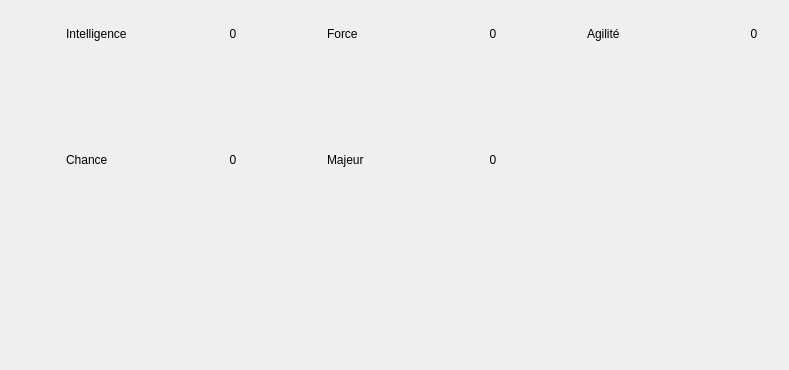
Qt form src/ui/c_aptitudes_display.ui (UgVo/Wakfu-Builder) before a commit.
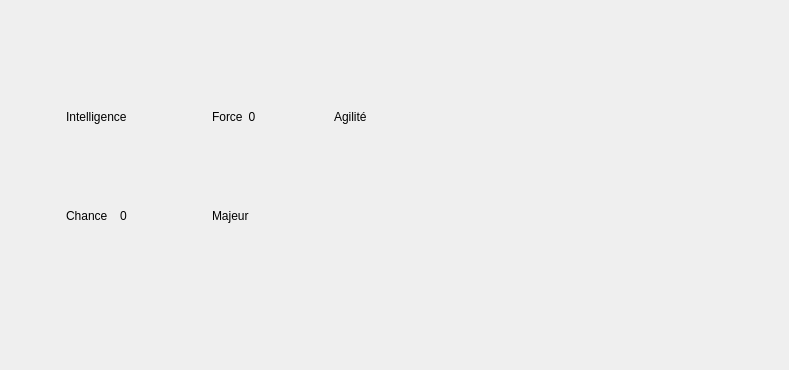
The same form after that commit. Icons and pictures are not drawn.

Commit message: Minor fix layout Aptitude Widget

Diff of the .ui file:
```diff
--- a/src/ui/c_aptitudes_display.ui
+++ b/src/ui/c_aptitudes_display.ui
@@ -17,7 +17,7 @@
    <property name="spacing">
     <number>15</number>
    </property>
-   <item row="1" column="1">
+   <item row="2" column="1">
     <widget class="QWidget" name="widget_2" native="true">
      <layout class="QVBoxLayout" name="verticalLayout_2">
       <property name="leftMargin">
@@ -112,102 +112,20 @@
      </layout>
     </widget>
    </item>
-   <item row="0" column="1">
-    <widget class="QWidget" name="widget_4" native="true">
-     <layout class="QVBoxLayout" name="verticalLayout_5">
-      <property name="leftMargin">
-       <number>0</number>
-      </property>
-      <property name="topMargin">
-       <number>0</number>
-      </property>
-      <property name="rightMargin">
-       <number>0</number>
-      </property>
-      <property name="bottomMargin">
-       <number>0</number>
-      </property>
-      <item>
-       <widget class="QWidget" name="widget_force" native="true">
-        <layout class="QVBoxLayout" name="layout_force">
-         <property name="topMargin">
-          <number>3</number>
-         </property>
-         <item>
-          <layout class="QHBoxLayout" name="horizontalLayout_2">
-           <item>
-            <widget class="QLabel" name="icon_force">
-             <property name="minimumSize">
-              <size>
-               <width>40</width>
-               <height>40</height>
-              </size>
-             </property>
-             <property name="maximumSize">
-              <size>
-               <width>40</width>
-               <height>40</height>
-              </size>
-             </property>
-             <property name="text">
-              <string/>
-             </property>
-             <property name="pixmap">
-              <pixmap resource="../../resources/resources.qrc">:/images/Aptitudes/apt_force.png</pixmap>
-             </property>
-            </widget>
-           </item>
-           <item>
-            <widget class="QLabel" name="label_force">
-             <property name="text">
-              <string>Force</string>
-             </property>
-            </widget>
-           </item>
-           <item>
-            <widget class="QLabel" name="force_count">
-             <property name="sizePolicy">
-              <sizepolicy hsizetype="Ignored" vsizetype="Preferred">
-               <horstretch>0</horstretch>
-               <verstretch>0</verstretch>
-              </sizepolicy>
-             </property>
-             <property name="maximumSize">
-              <size>
-               <width>30</width>
-               <height>20</height>
-              </size>
-             </property>
-             <property name="text">
-              <string>0</string>
-             </property>
-             <property name="alignment">
-              <set>Qt::AlignCenter</set>
-             </property>
-            </widget>
-           </item>
-          </layout>
-         </item>
-         <item>
-          <spacer name="verticalSpacer_2">
-           <property name="orientation">
-            <enum>Qt::Vertical</enum>
-           </property>
-           <property name="sizeHint" stdset="0">
-            <size>
-             <width>20</width>
-             <height>0</height>
-            </size>
-           </property>
-          </spacer>
-         </item>
-        </layout>
-       </widget>
-      </item>
-     </layout>
-    </widget>
+   <item row="3" column="1">
+    <spacer name="verticalSpacer_6">
+     <property name="orientation">
+      <enum>Qt::Vertical</enum>
+     </property>
+     <property name="sizeHint" stdset="0">
+      <size>
+       <width>20</width>
+       <height>0</height>
+      </size>
+     </property>
+    </spacer>
    </item>
-   <item row="0" column="2">
+   <item row="1" column="2">
     <widget class="QWidget" name="widget_3" native="true">
      <layout class="QVBoxLayout" name="verticalLayout">
       <property name="leftMargin">
@@ -302,7 +220,7 @@
      </layout>
     </widget>
    </item>
-   <item row="1" column="0">
+   <item row="2" column="0">
     <widget class="QWidget" name="widget_1" native="true">
      <layout class="QVBoxLayout" name="verticalLayout_3">
       <property name="leftMargin">
@@ -397,7 +315,7 @@
      </layout>
     </widget>
    </item>
-   <item row="0" column="0">
+   <item row="1" column="0">
     <widget class="QWidget" name="widget_5" native="true">
      <layout class="QVBoxLayout" name="verticalLayout_4">
       <property name="leftMargin">
@@ -492,8 +410,116 @@
      </layout>
     </widget>
    </item>
-   <item row="2" column="1">
-    <spacer name="verticalSpacer_6">
+   <item row="1" column="1">
+    <widget class="QWidget" name="widget_4" native="true">
+     <layout class="QVBoxLayout" name="verticalLayout_5">
+      <property name="leftMargin">
+       <number>0</number>
+      </property>
+      <property name="topMargin">
+       <number>0</number>
+      </property>
+      <property name="rightMargin">
+       <number>0</number>
+      </property>
+      <property name="bottomMargin">
+       <number>0</number>
+      </property>
+      <item>
+       <widget class="QWidget" name="widget_force" native="true">
+        <layout class="QVBoxLayout" name="layout_force">
+         <property name="topMargin">
+          <number>3</number>
+         </property>
+         <item>
+          <layout class="QHBoxLayout" name="horizontalLayout_2">
+           <item>
+            <widget class="QLabel" name="icon_force">
+             <property name="minimumSize">
+              <size>
+               <width>40</width>
+               <height>40</height>
+              </size>
+             </property>
+             <property name="maximumSize">
+              <size>
+               <width>40</width>
+               <height>40</height>
+              </size>
+             </property>
+             <property name="text">
+              <string/>
+             </property>
+             <property name="pixmap">
+              <pixmap resource="../../resources/resources.qrc">:/images/Aptitudes/apt_force.png</pixmap>
+             </property>
+            </widget>
+           </item>
+           <item>
+            <widget class="QLabel" name="label_force">
+             <property name="text">
+              <string>Force</string>
+             </property>
+            </widget>
+           </item>
+           <item>
+            <widget class="QLabel" name="force_count">
+             <property name="sizePolicy">
+              <sizepolicy hsizetype="Ignored" vsizetype="Preferred">
+               <horstretch>0</horstretch>
+               <verstretch>0</verstretch>
+              </sizepolicy>
+             </property>
+             <property name="maximumSize">
+              <size>
+               <width>30</width>
+               <height>20</height>
+              </size>
+             </property>
+             <property name="text">
+              <string>0</string>
+             </property>
+             <property name="alignment">
+              <set>Qt::AlignCenter</set>
+             </property>
+            </widget>
+           </item>
+          </layout>
+         </item>
+         <item>
+          <spacer name="verticalSpacer_2">
+           <property name="orientation">
+            <enum>Qt::Vertical</enum>
+           </property>
+           <property name="sizeHint" stdset="0">
+            <size>
+             <width>20</width>
+             <height>0</height>
+            </size>
+           </property>
+          </spacer>
+         </item>
+        </layout>
+       </widget>
+      </item>
+     </layout>
+    </widget>
+   </item>
+   <item row="1" column="3">
+    <spacer name="horizontalSpacer">
+     <property name="orientation">
+      <enum>Qt::Horizontal</enum>
+     </property>
+     <property name="sizeHint" stdset="0">
+      <size>
+       <width>40</width>
+       <height>20</height>
+      </size>
+     </property>
+    </spacer>
+   </item>
+   <item row="0" column="1">
+    <spacer name="verticalSpacer_7">
      <property name="orientation">
       <enum>Qt::Vertical</enum>
      </property>
```
